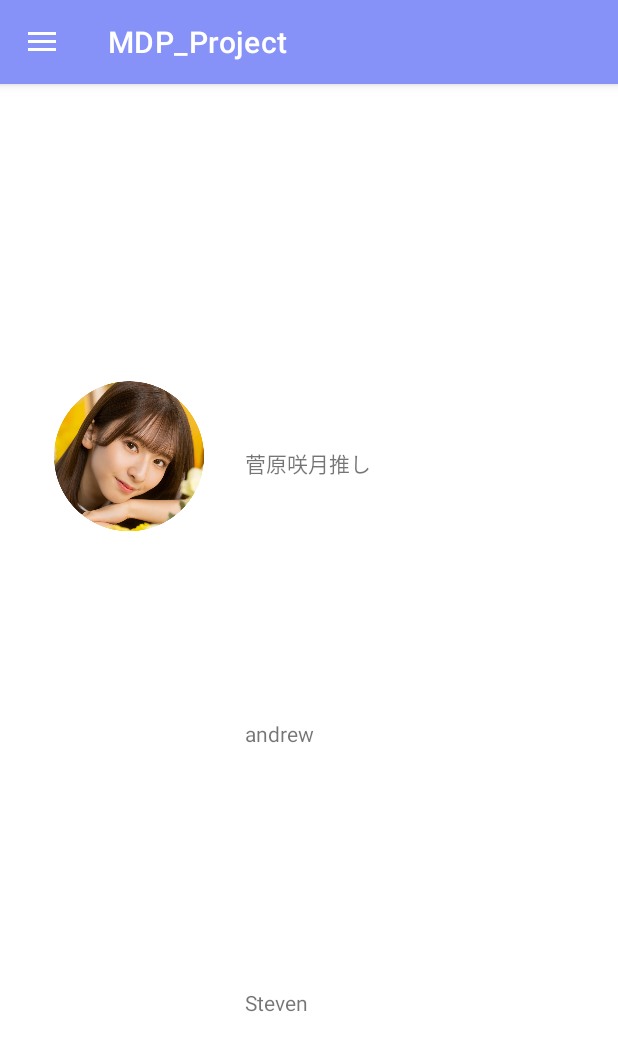
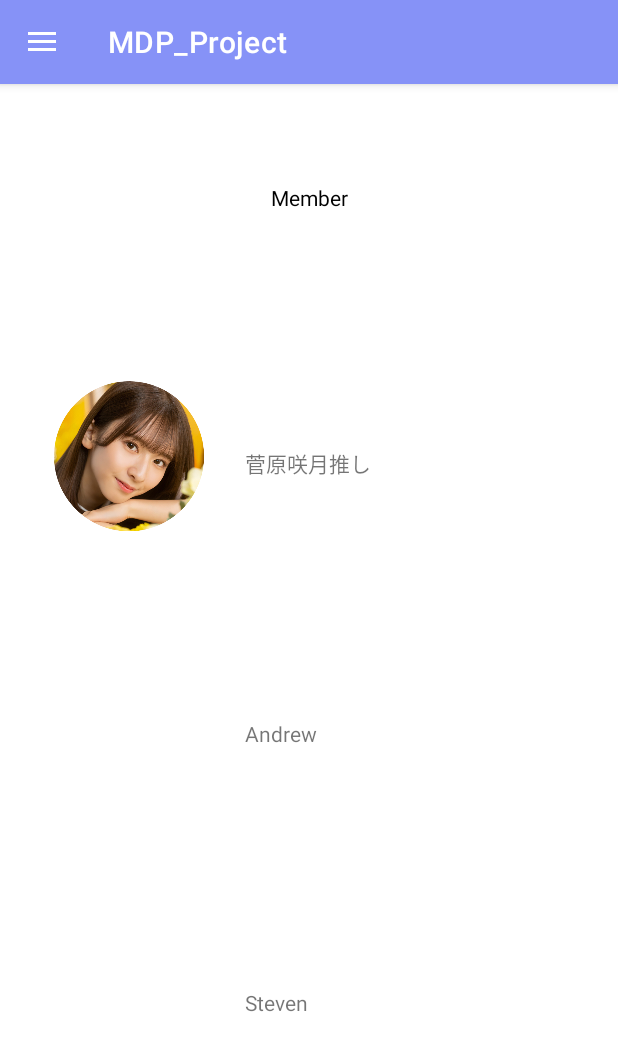
Before and after one commit to AndrewNVH/MDP_Project, an Android app: the HomeFragment screen opened directly, with no data from a screen before it, in the side drawer, after a tap on "About Us", on a phone screen of 412 x 824 dp. Shown: the top 1051 px of the screen. Run offline under Robolectric (Android 15) with nearby library versions, the light colour scheme and no system bars.

Commit message:
About Us

```diff
--- a/app/src/main/java/com/example/mdp_project/HomeFragment.kt
+++ b/app/src/main/java/com/example/mdp_project/HomeFragment.kt
@@ -30,6 +30,7 @@ class HomeFragment : Fragment() {
         val memberList: ArrayList<MemberList> = MockDB.member
         val memberName = resources.getStringArray(R.array.memberNameList)
         val memberGroup = resources.getStringArray(R.array.memberGroupList)
+        if (memberList.size != memberGroup.size) {
             for (i in memberName.indices) {
                 if (memberGroup[i] == "Nogizaka46"||memberGroup[i] == "乃木坂46") {
                     memberList.add(MemberList(memberName[i], memberGroup[i], groupLogo[0]))
@@ -41,6 +42,8 @@ class HomeFragment : Fragment() {
                     memberList.add(MemberList(memberName[i], memberGroup[i], groupLogo[2]))
                 }
             }
+        }
+
 
         val memberAdapter = MemberListAdapter(memberList)
 
--- a/app/src/main/res/layout/fragment_about.xml
+++ b/app/src/main/res/layout/fragment_about.xml
@@ -13,7 +13,7 @@
         android:layout_height="100dp"
         android:layout_marginStart="36dp"
         android:layout_marginBottom="82dp"
-        android:src="@drawable/u1About"
+        android:src="@drawable/u1about"
         app:layout_constraintBottom_toTopOf="@+id/imageView3"
         app:layout_constraintStart_toStartOf="parent" />
 
@@ -22,12 +22,12 @@
         android:layout_width="wrap_content"
         android:layout_height="wrap_content"
         android:layout_marginTop="66dp"
+        android:text="@string/member"
         android:textColor="@color/black"
         app:layout_constraintEnd_toEndOf="parent"
         app:layout_constraintHorizontal_bias="0.5"
         app:layout_constraintStart_toStartOf="parent"
-        app:layout_constraintTop_toTopOf="parent"
-        tools:text="@string/member" />
+        app:layout_constraintTop_toTopOf="parent" />
 
     <TextView
         android:id="@+id/textView2"
--- a/app/src/main/res/values/strings.xml
+++ b/app/src/main/res/values/strings.xml
@@ -60,6 +60,6 @@
     <string name="dasboard">Dashboard</string>
     <string name="member">Member</string>
     <string name="albert">菅原咲月推し</string>
-    <string name="andrew">andrew</string>
+    <string name="andrew">Andrew</string>
     <string name="peng">Steven</string>
 </resources>
```
Also changed, not shown: app/src/main/res/drawable/u1about.png (renamed from app/src/main/res/drawable/u1About.png), 2 other files. Lines whose indentation alone changed are shown as unchanged.
